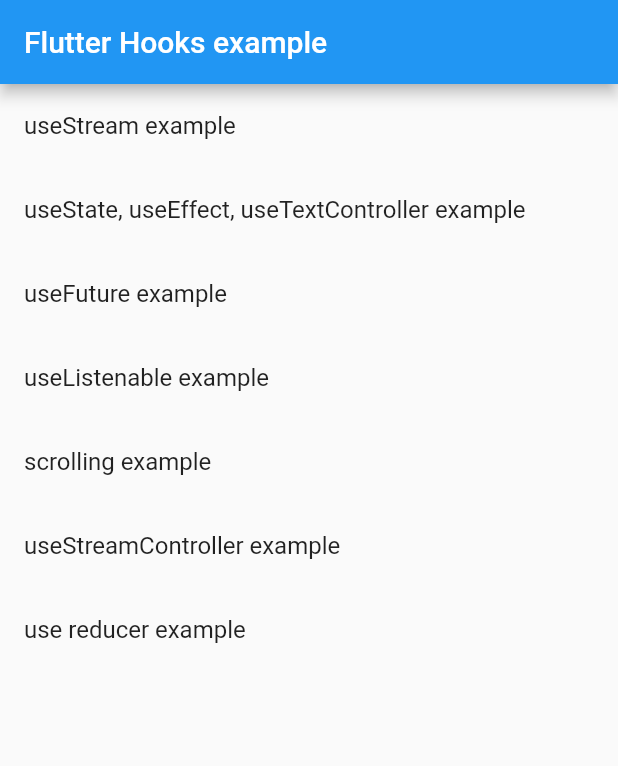
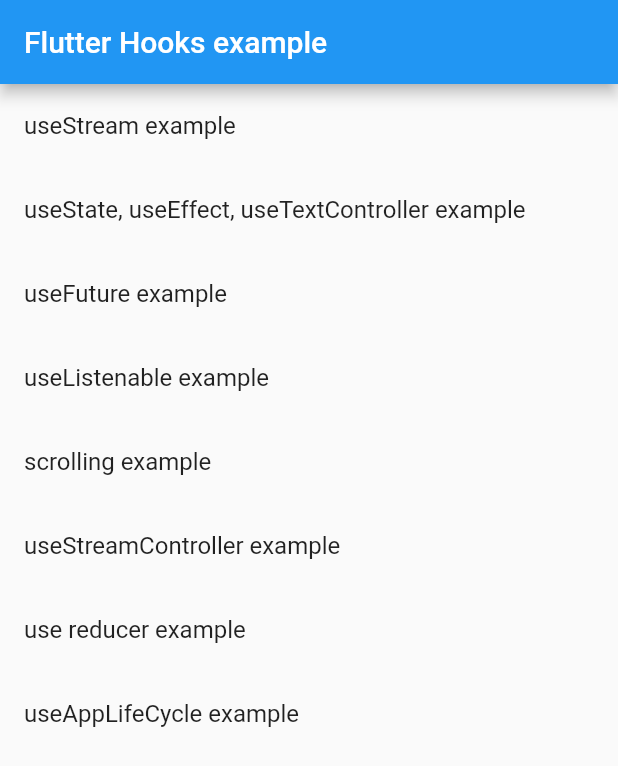
Before and after one commit to psatler/flutter-state-management, a Flutter app: the screen it shows after launch, on a phone screen of 412 x 824 dp. Shown: the top 766 px of the screen. Run offline on Flutter 3.47's test engine with Material 2 defaults, Android fonts, the phone set to English and light mode, and no system bars; our stand-ins replace flutter_hooks.

Commit message:
feat: make use of useAppLifeCycle hook

```diff
--- a/lib/flutter_hooks/app.dart
+++ b/lib/flutter_hooks/app.dart
@@ -3,6 +3,7 @@
 import 'memoized_future.dart';
 import 'stream_example.dart';
 import 'text_controller_example.dart';
+import 'use_applifecycle_example.dart';
 import 'use_listenable_example.dart';
 import 'scrolling_example.dart';
 import 'use_stream_controller_example.dart';
@@ -20,6 +21,7 @@
 const String scrollingExample = 'scrolling-example';
 const String streamControllerExample = 'stream-controller-example';
 const String reducerExample = 'reducer-example';
+const String appLifeCycleExample = 'appLifeCycle-example';
 
 class MyFlutterHookApp extends StatelessWidget {
   const MyFlutterHookApp({Key? key}) : super(key: key);
@@ -42,6 +44,7 @@
         streamControllerExample: (context) =>
             const UseStreamControllerExample(),
         reducerExample: (context) => const UseReducerExample(),
+        appLifeCycleExample: (context) => const UseAppLifeCycleExample(),
       },
     );
   }
@@ -98,6 +101,12 @@
               Navigator.of(context).pushNamed(reducerExample);
             },
           ),
+          ListTile(
+            title: const Text('useAppLifeCycle example'),
+            onTap: () {
+              Navigator.of(context).pushNamed(appLifeCycleExample);
+            },
+          ),
         ],
       ),
     );
--- a/pubspec.yaml
+++ b/pubspec.yaml
@@ -63,8 +63,8 @@
   uses-material-design: true
 
   # To add assets to your application, add an assets section, like this:
-  # assets:
-  #   - images/a_dot_burr.jpeg
+  assets:
+    - lib/flutter_hooks/assets/card.jpeg
   #   - images/a_dot_ham.jpeg
 
   # An image asset can refer to one or more resolution-specific "variants", see
```
Also changed, not shown: lib/flutter_hooks/use_applifecycle_example.dart (added, +36 -0 lines), lib/flutter_hooks/assets/card.jpeg (added), lib/flutter_hooks/simulator_screenshot.png (added), 1 other file.
